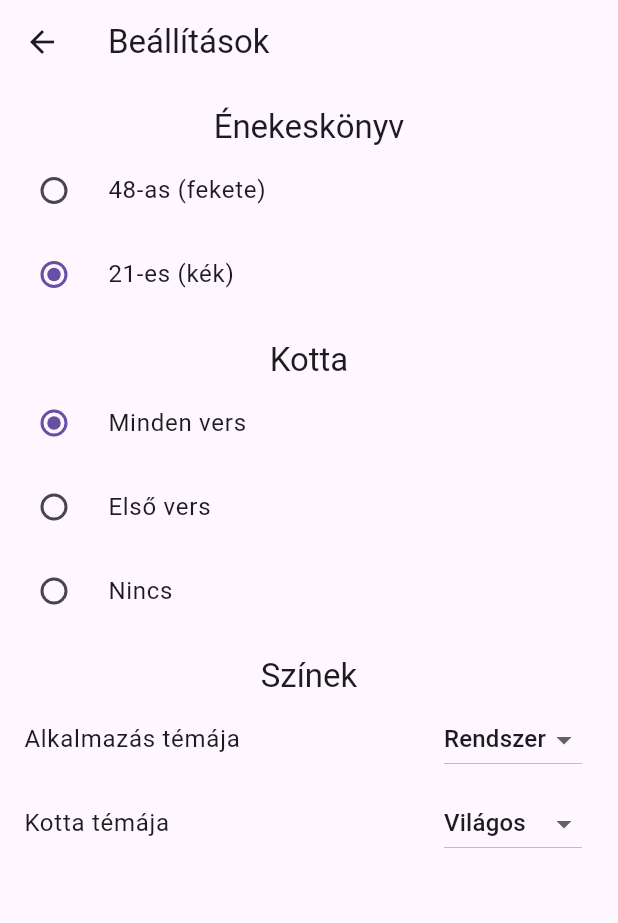
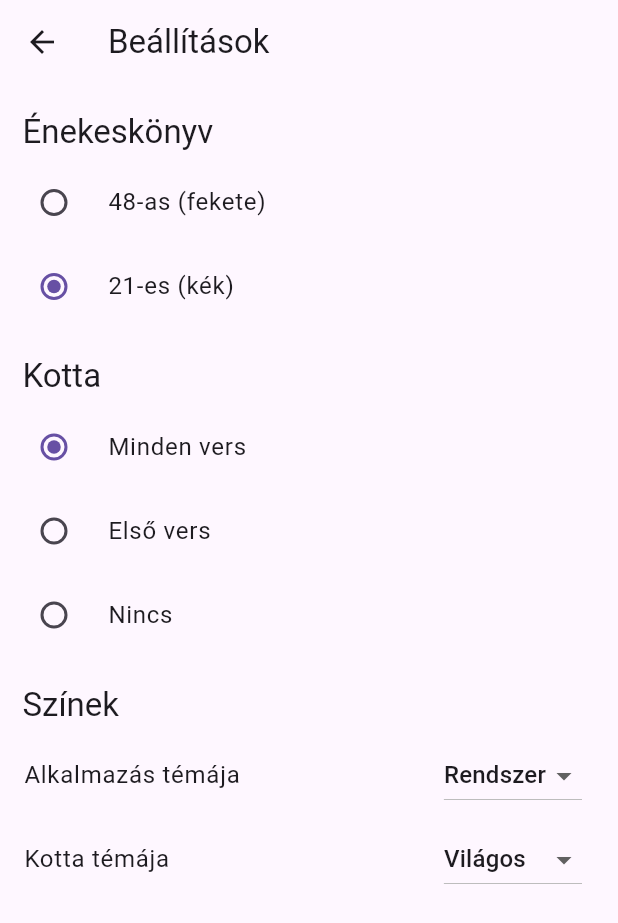
Before and after one commit to reformatus/enekeskonyv-app, a Flutter app: the MySettingsPage screen opened directly with empty values, on a phone screen of 412 x 824 dp. Shown: the top 923 px of the screen. Run offline on Flutter 3.47's test engine with Material 2 defaults, Android fonts, the light colour scheme and no system bars; our stand-ins replace flutter_svg, shared_preferences, wakelock; accounts and stored records are empty.

Commit message:
Beállítások oldal szakaszcímek design

```diff
--- a/lib/settings_page.dart
+++ b/lib/settings_page.dart
@@ -184,11 +184,10 @@ class SettingsSectionTitle extends StatelessWidget {
   @override
   Widget build(BuildContext context) {
     return Container(
-      padding: const EdgeInsets.only(top: 15),
+      padding: const EdgeInsets.only(top: 18, left: 15, bottom: 5),
       child: Text(
         title,
         style: Theme.of(context).textTheme.titleLarge,
-        textAlign: TextAlign.center,
       ),
     );
   }
```
